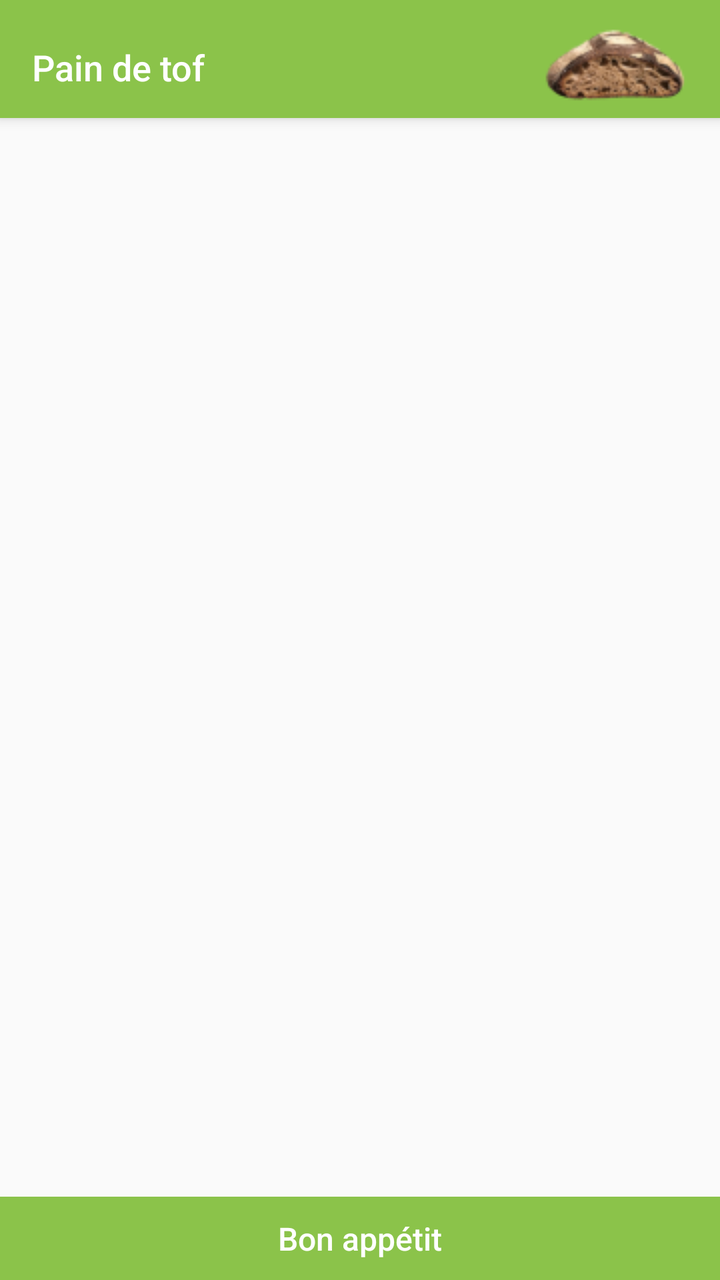
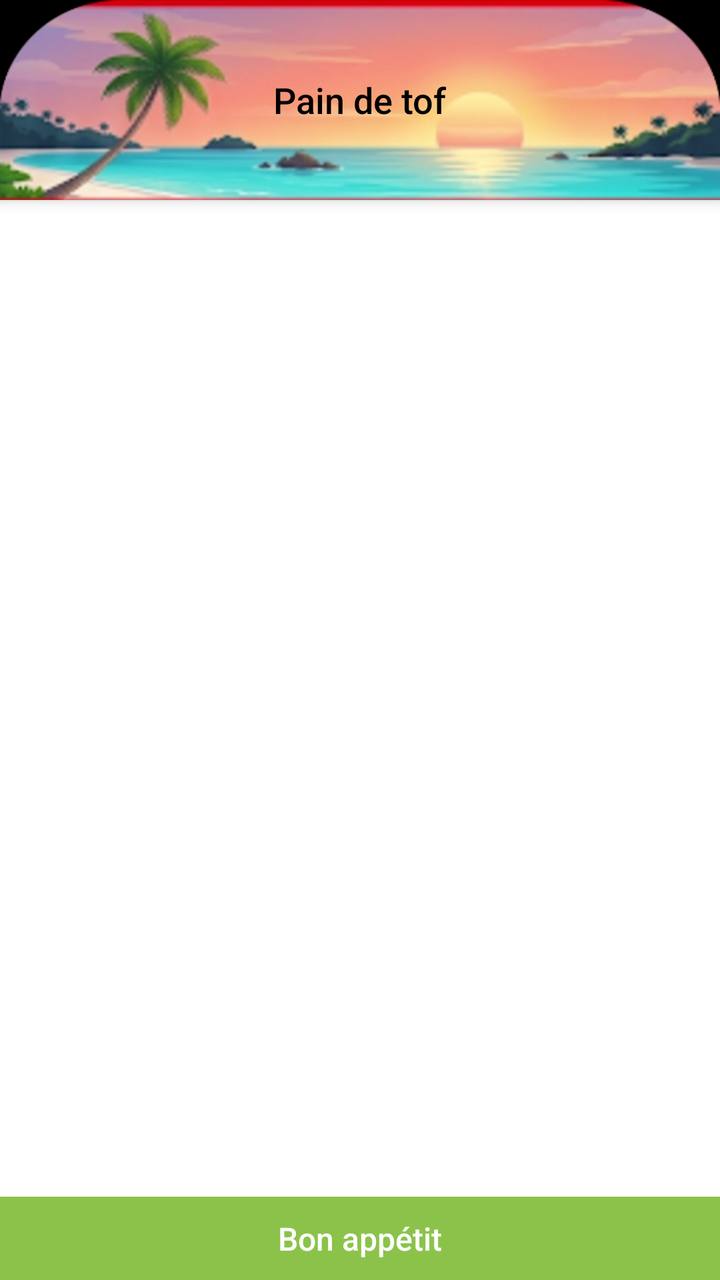

Before-and-after screenshots of an Android layout around one commit, followed by the original layout XML and the change that was made.
<!-- AndroidManifest.xml: activity theme AppTheme.NoActionBar -->
<!-- res/layout/activity_main.xml -->
<?xml version="1.0" encoding="utf-8"?>
<androidx.coordinatorlayout.widget.CoordinatorLayout xmlns:android="http://schemas.android.com/apk/res/android"
    xmlns:app="http://schemas.android.com/apk/res-auto"
    xmlns:tools="http://schemas.android.com/tools"
    android:id="@+id/main_content"
    android:layout_width="match_parent"
    android:layout_height="match_parent"
    android:fitsSystemWindows="true"
    tools:context="com.totof.bread.MainActivity">

    <com.google.android.material.appbar.AppBarLayout
        android:id="@+id/appbar"
        android:layout_width="match_parent"
        android:layout_height="wrap_content"
        android:paddingTop="@dimen/appbar_padding_top"
        android:theme="@style/AppTheme.AppBarOverlay">

        <GridLayout
            android:layout_width="match_parent"
            android:layout_height="match_parent">

            <TextView
                android:id="@+id/textView"
                android:layout_width="wrap_content"
                android:layout_height="wrap_content"
                android:layout_row="0"
                android:layout_column="0"
                android:layout_gravity="center_vertical"
                android:layout_marginStart="16dp"
                android:fontFamily="sans-serif-medium"
                android:text="@string/app_name"
                android:textAppearance="@style/TextAppearance.AppCompat.Body1"
                android:textSize="18sp" />

            <ImageView
                android:id="@+id/imageView"
                android:layout_width="wrap_content"
                android:layout_height="wrap_content"
                android:layout_gravity="end|center_vertical"
                android:layout_marginEnd="16dp"
                android:adjustViewBounds="false"
                android:contentDescription="@null"
                app:srcCompat="@drawable/pain" />
        </GridLayout>

    </com.google.android.material.appbar.AppBarLayout>

    <LinearLayout
        android:layout_width="match_parent"
        android:layout_height="match_parent"
        android:orientation="vertical"
        app:layout_behavior="@string/appbar_scrolling_view_behavior">

        <androidx.viewpager2.widget.ViewPager2
            android:id="@+id/container"
            android:layout_width="match_parent"
            android:layout_height="0dp"
            android:layout_weight="1" />

        <FrameLayout
            android:layout_width="match_parent"
            android:layout_height="wrap_content"
            android:background="@color/colorPrimaryGreen"
            android:padding="10dp">

            <TextView
                android:id="@+id/footer_text"
                android:layout_width="wrap_content"
                android:layout_height="wrap_content"
                android:layout_gravity="center"
                android:gravity="center"
                android:fontFamily="sans-serif-medium"
                android:text="@string/bon_appetit"
                android:textColor="@android:color/white"
                android:textSize="16sp" />
        </FrameLayout>
    </LinearLayout>



</androidx.coordinatorlayout.widget.CoordinatorLayout>
<!-- resources referenced by this layout -->
<resources>
  <color name="colorPrimaryGreen">#8BC34A</color>
  <dimen name="appbar_padding_top">8dp</dimen>
  <!-- drawable pain: png bitmap (drawable, 10047 bytes) -->
  <string name="app_name">Pain de tof</string>
  <string name="bon_appetit">Bon appétit</string>
  <style name="AppTheme.AppBarOverlay" parent="ThemeOverlay.AppCompat.Dark.ActionBar" />
  <style name="AppTheme.NoActionBar">
          <item name="windowActionBar">false</item>
          <item name="windowNoTitle">true</item>
          <item name="colorPrimary">@color/colorPrimaryGreen</item>
          <item name="colorPrimaryDark">#388E3C</item>
      </style>
</resources>

<!-- the commit's change to res/layout/activity_main.xml (unified diff, before → after) -->
@@ -5,17 +5,19 @@
     android:id="@+id/main_content"
     android:layout_width="match_parent"
     android:layout_height="match_parent"
-    android:fitsSystemWindows="true"
+    android:background="@android:color/black"
+    android:fitsSystemWindows="false"
     tools:context="com.totof.bread.MainActivity">
 
     <com.google.android.material.appbar.AppBarLayout
         android:id="@+id/appbar"
         android:layout_width="match_parent"
-        android:layout_height="wrap_content"
-        android:paddingTop="@dimen/appbar_padding_top"
+        android:layout_height="100dp"
+        android:background="@drawable/bandeau"
+        android:fitsSystemWindows="false"
         android:theme="@style/AppTheme.AppBarOverlay">
 
-        <GridLayout
+        <FrameLayout
             android:layout_width="match_parent"
             android:layout_height="match_parent">
 
@@ -23,31 +25,21 @@
                 android:id="@+id/textView"
                 android:layout_width="wrap_content"
                 android:layout_height="wrap_content"
-                android:layout_row="0"
-                android:layout_column="0"
-                android:layout_gravity="center_vertical"
-                android:layout_marginStart="16dp"
+                android:layout_gravity="center"
                 android:fontFamily="sans-serif-medium"
                 android:text="@string/app_name"
                 android:textAppearance="@style/TextAppearance.AppCompat.Body1"
+                android:textColor="@android:color/black"
                 android:textSize="18sp" />
 
-            <ImageView
-                android:id="@+id/imageView"
-                android:layout_width="wrap_content"
-                android:layout_height="wrap_content"
-                android:layout_gravity="end|center_vertical"
-                android:layout_marginEnd="16dp"
-                android:adjustViewBounds="false"
-                android:contentDescription="@null"
-                app:srcCompat="@drawable/pain" />
-        </GridLayout>
+        </FrameLayout>
 
     </com.google.android.material.appbar.AppBarLayout>
 
     <LinearLayout
         android:layout_width="match_parent"
         android:layout_height="match_parent"
+        android:background="@android:color/white"
         android:orientation="vertical"
         app:layout_behavior="@string/appbar_scrolling_view_behavior">
 
@@ -58,6 +50,7 @@
             android:layout_weight="1" />
 
         <FrameLayout
+            android:id="@+id/footer_container"
             android:layout_width="match_parent"
             android:layout_height="wrap_content"
             android:background="@color/colorPrimaryGreen"
<!-- resource entries referenced after the edit -->
@@ -1,8 +1,7 @@
 <!-- resources referenced by this layout -->
 <resources>
   <color name="colorPrimaryGreen">#8BC34A</color>
-  <dimen name="appbar_padding_top">8dp</dimen>
-  <!-- drawable pain: png bitmap (drawable, 10047 bytes) -->
+  <!-- drawable bandeau: png bitmap (drawable, 98940 bytes) -->
   <string name="app_name">Pain de tof</string>
   <string name="bon_appetit">Bon appétit</string>
   <style name="AppTheme.AppBarOverlay" parent="ThemeOverlay.AppCompat.Dark.ActionBar" />
